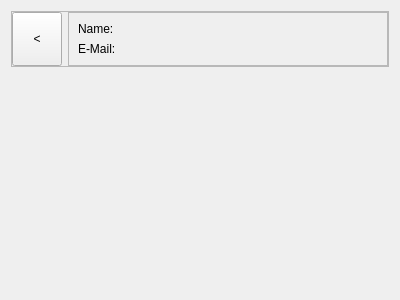
Before: the Qt Designer form Patterns/UI/ModelViewController/Users/UserDetailView.ui in CodeDumpInc/Architecture, drawn with Qt 5.
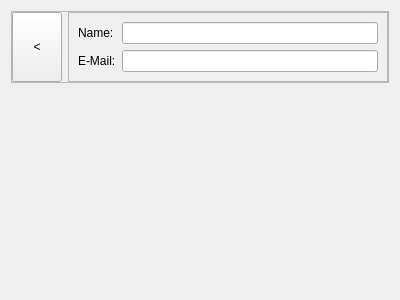
After: the same form once the commit is applied.

The edit to the form file:
```diff
--- a/Patterns/UI/ModelViewController/Users/UserDetailView.ui
+++ b/Patterns/UI/ModelViewController/Users/UserDetailView.ui
@@ -78,20 +78,6 @@
          <enum>QFrame::Sunken</enum>
         </property>
         <layout class="QGridLayout" name="gridLayout_2">
-         <item row="1" column="2">
-          <widget class="QLabel" name="email">
-           <property name="text">
-            <string/>
-           </property>
-          </widget>
-         </item>
-         <item row="0" column="2">
-          <widget class="QLabel" name="name">
-           <property name="text">
-            <string/>
-           </property>
-          </widget>
-         </item>
          <item row="0" column="1">
           <widget class="QLabel" name="nameCpation_2">
            <property name="text">
@@ -106,6 +92,12 @@
            </property>
           </widget>
          </item>
+         <item row="0" column="2">
+          <widget class="QLineEdit" name="nameEdit"/>
+         </item>
+         <item row="1" column="2">
+          <widget class="QLineEdit" name="mailEdit"/>
+         </item>
         </layout>
        </widget>
       </item>
```
